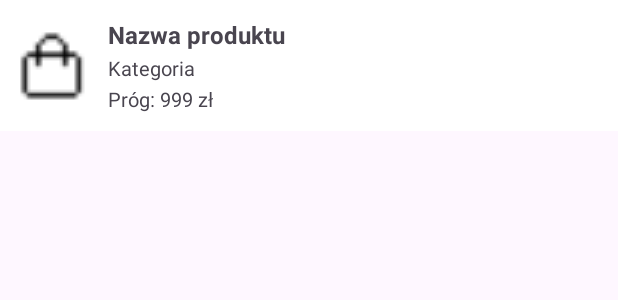
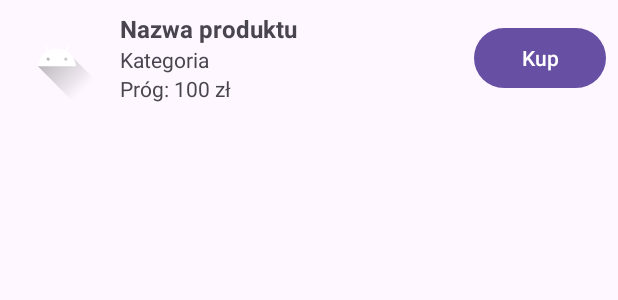
Before and after one commit to Antix22/lowcaokazji, an Android app: the layout item_product.xml on its own in the app's theme, with its tools: preview values and no code run, on a phone screen of 412 x 824 dp. Shown: the top 300 px of the screen. Run offline under Robolectric (Android 15) with nearby library versions, the phone set to English and light mode, and no system bars.

```diff
--- a/app/src/main/java/com/example/lowcaokazji/ui/MainActivity.java
+++ b/app/src/main/java/com/example/lowcaokazji/ui/MainActivity.java
@@ -80,7 +80,7 @@ public class MainActivity extends AppCompatActivity implements WishlistAdapter.O
 
     @Override
     public void onProductBuy(Product product) {
-        productViewModel.delete(product);
+        productViewModel.delete(product); // To usunie produkt z bazy i listy
 
     }
 }
--- a/app/src/main/java/com/example/lowcaokazji/ui/adapters/WishlistAdapter.java
+++ b/app/src/main/java/com/example/lowcaokazji/ui/adapters/WishlistAdapter.java
@@ -69,7 +69,7 @@ public class WishlistAdapter extends ListAdapter<Product, WishlistAdapter.Produc
             textName = itemView.findViewById(R.id.textProductName);
             textCategory = itemView.findViewById(R.id.textProductCategory);
             textTargetPrice = itemView.findViewById(R.id.textProductTargetPrice);
-            buttonBuy = itemView.findViewById(R.id.buttonBuy);
+            buttonBuy = itemView.findViewById(R.id.buttonBuy); // CRASH jeśli nie ma w layoucie!
         }
 
         public void bind(Product product, OnProductClickListener listener) {
--- a/app/src/main/res/layout/activity_product_details.xml
+++ b/app/src/main/res/layout/activity_product_details.xml
@@ -74,13 +74,7 @@
             android:text="Zapisz"
             android:visibility="gone"
             android:layout_marginBottom="10dp"/>
-        <Button
-            android:id="@+id/buttonBuy"
-            android:layout_width="wrap_content"
-            android:layout_height="wrap_content"
-            android:text="Kup"
-            android:textColor="@android:color/white"
 
-            />
+
     </LinearLayout>
 </ScrollView>
--- a/app/src/main/res/layout/item_product.xml
+++ b/app/src/main/res/layout/item_product.xml
@@ -4,53 +4,67 @@
     xmlns:app="http://schemas.android.com/apk/res-auto"
     android:layout_width="match_parent"
     android:layout_height="wrap_content"
-    android:padding="12dp"
-    android:background="@color/white">
+    android:padding="8dp">
 
     <ImageView
-        android:id="@+id/imageProductIcon"
-        android:layout_width="48dp"
-        android:layout_height="48dp"
-        android:src="@drawable/ic_product"
-        android:contentDescription="Ikona produktu"
+        android:id="@+id/imageProduct"
+        android:layout_width="60dp"
+        android:layout_height="60dp"
+        android:scaleType="centerCrop"
+        android:contentDescription="product_image"
         app:layout_constraintStart_toStartOf="parent"
         app:layout_constraintTop_toTopOf="parent"
-        app:layout_constraintBottom_toBottomOf="parent" />
+        app:layout_constraintBottom_toBottomOf="parent"
+        android:src="@drawable/ic_launcher_foreground"/>
 
     <TextView
         android:id="@+id/textProductName"
         android:layout_width="0dp"
         android:layout_height="wrap_content"
         android:text="Nazwa produktu"
+        android:textStyle="bold"
         android:textSize="16sp"
-        android:textStyle="bold"
-        app:layout_constraintStart_toEndOf="@id/imageProductIcon"
+        app:layout_constraintStart_toEndOf="@id/imageProduct"
         app:layout_constraintTop_toTopOf="parent"
-        app:layout_constraintEnd_toEndOf="parent"
-        android:layout_marginStart="12dp"/>
+        app:layout_constraintEnd_toStartOf="@id/buttonBuy"
+        app:layout_constraintHorizontal_bias="0"
+        android:layout_marginStart="12dp"
+        android:layout_marginEnd="8dp"/>
 
     <TextView
         android:id="@+id/textProductCategory"
         android:layout_width="0dp"
         android:layout_height="wrap_content"
         android:text="Kategoria"
-        android:textSize="13sp"
-        app:layout_constraintStart_toEndOf="@id/imageProductIcon"
+        android:textSize="14sp"
+        app:layout_constraintStart_toEndOf="@id/imageProduct"
         app:layout_constraintTop_toBottomOf="@id/textProductName"
-        app:layout_constraintEnd_toEndOf="parent"
+        app:layout_constraintEnd_toStartOf="@id/buttonBuy"
         android:layout_marginStart="12dp"
-        android:layout_marginTop="2dp"/>
+        android:layout_marginEnd="8dp"/>
 
     <TextView
         android:id="@+id/textProductTargetPrice"
+        android:layout_width="0dp"
+        android:layout_height="wrap_content"
+        android:text="Próg: 100 zł"
+        android:textSize="14sp"
+        app:layout_constraintStart_toEndOf="@id/imageProduct"
+        app:layout_constraintTop_toBottomOf="@id/textProductCategory"
+        app:layout_constraintEnd_toStartOf="@id/buttonBuy"
+        app:layout_constraintBottom_toBottomOf="parent"
+        android:layout_marginStart="12dp"
+        android:layout_marginEnd="8dp"/>
+
+    <Button
+        android:id="@+id/buttonBuy"
         android:layout_width="wrap_content"
         android:layout_height="wrap_content"
-        android:text="Próg: 999 zł"
-        android:textSize="13sp"
-        app:layout_constraintStart_toEndOf="@id/imageProductIcon"
-        app:layout_constraintTop_toBottomOf="@id/textProductCategory"
+        android:text="Kup"
+        android:textColor="@android:color/white"
+        app:layout_constraintTop_toTopOf="parent"
         app:layout_constraintBottom_toBottomOf="parent"
-        android:layout_marginStart="12dp"
-        android:layout_marginTop="2dp"/>
-
+        app:layout_constraintEnd_toEndOf="parent"
+        app:layout_constraintHorizontal_bias="1"
+        android:layout_marginStart="8dp"/>
 </androidx.constraintlayout.widget.ConstraintLayout>
```
